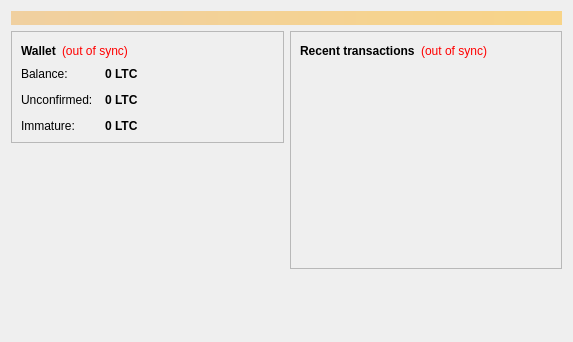
Above: src/qt/forms/overviewpage.ui from virtualeconomycoin/vec before the change. Below: the same form after it.
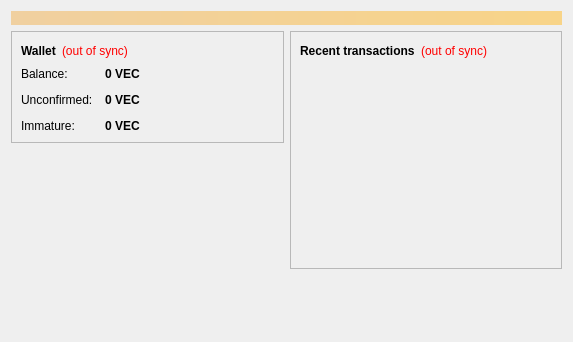
That is the form after the change.

What changed in the file:
```diff
--- a/src/qt/forms/overviewpage.ui
+++ b/src/qt/forms/overviewpage.ui
@@ -122,7 +122,7 @@
                <string>Your current balance</string>
               </property>
               <property name="text">
-               <string notr="true">0 LTC</string>
+               <string notr="true">0 VEC</string>
               </property>
               <property name="textInteractionFlags">
                <set>Qt::LinksAccessibleByMouse|Qt::TextSelectableByKeyboard|Qt::TextSelectableByMouse</set>
@@ -151,7 +151,7 @@
                <string>Total of transactions that have yet to be confirmed, and do not yet count toward the current balance</string>
               </property>
               <property name="text">
-               <string notr="true">0 LTC</string>
+               <string notr="true">0 VEC</string>
               </property>
               <property name="textInteractionFlags">
                <set>Qt::LinksAccessibleByMouse|Qt::TextSelectableByKeyboard|Qt::TextSelectableByMouse</set>
@@ -177,7 +177,7 @@
                <string>Mined balance that has not yet matured</string>
               </property>
               <property name="text">
-               <string notr="true">0 LTC</string>
+               <string notr="true">0 VEC</string>
               </property>
               <property name="textInteractionFlags">
                <set>Qt::LinksAccessibleByMouse|Qt::TextSelectableByKeyboard|Qt::TextSelectableByMouse</set>
```
Left out of the diff: 4 changed lines with no effect on the pictures.
